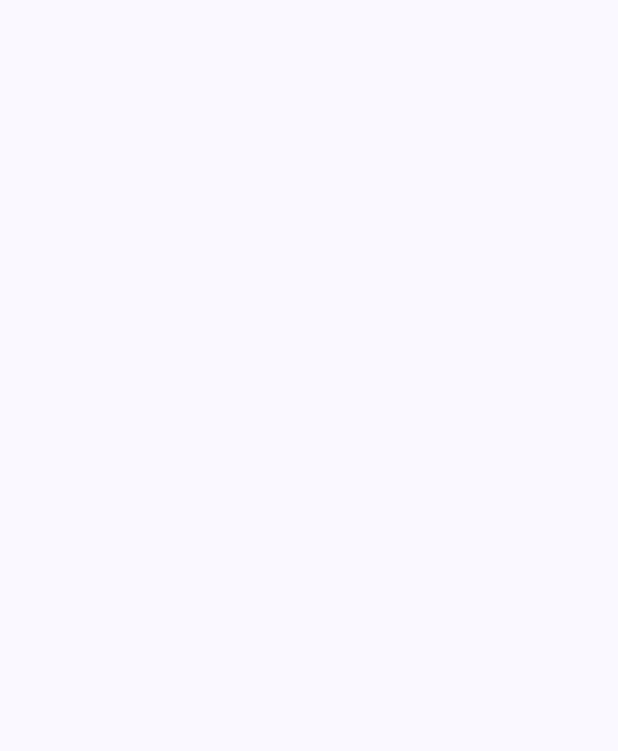
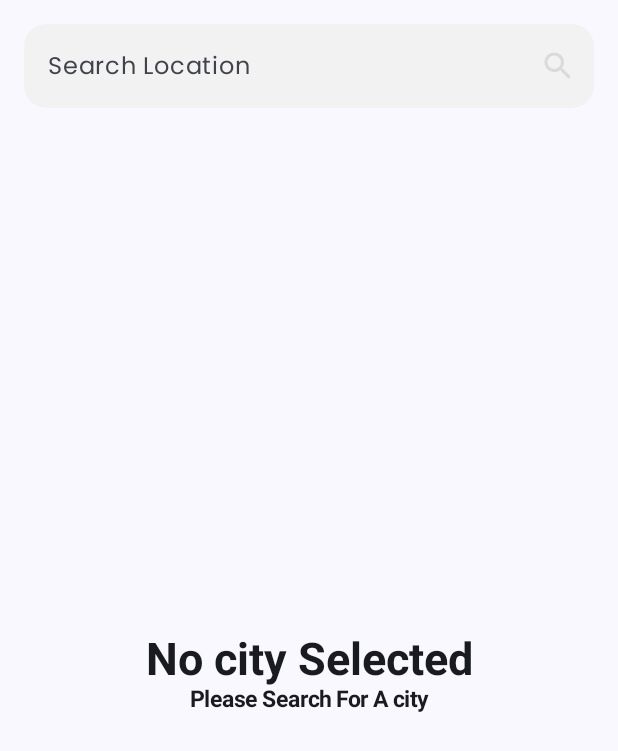
Before and after one commit to matheusrmribeiro/BasicWeatherComposable, an Android app built with Jetpack Compose: the screen it shows after launch (MainActivity), on a phone screen of 412 x 824 dp. Before the commit the part shown is empty. Shown: the top 751 px of the screen. Run offline under Robolectric (Android 15) with nearby library versions, the phone set to English and light mode, and no system bars; our stand-ins replace Dagger/Hilt's generated code.

Commit message:
Implementing the home page layout and integration with api.

```diff
--- a/app/src/main/java/com/example/basicweathercomposable/app/home/data/models/WeatherResponseModel.kt
+++ b/app/src/main/java/com/example/basicweathercomposable/app/home/data/models/WeatherResponseModel.kt
@@ -13,7 +13,7 @@ data class WeatherResponseModel(
         val temp_c: Double,
         val condition: WeatherCondition,
         val humidity: Double,
-        val fellslike_c: Double,
+        val feelslike_c: Double,
         val uv: Double
     )
 
--- /dev/null
+++ b/app/src/main/java/com/example/basicweathercomposable/app/home/domain/entities/HomeDataEntity.kt
@@ -0,0 +1,6 @@
+package com.example.basicweathercomposable.app.home.domain.entities
+
+class HomeDataEntity(
+    val isSearching: Boolean,
+    val data: WeatherEntity?
+)
--- a/app/src/main/java/com/example/basicweathercomposable/app/home/domain/entities/WeatherEntity.kt
+++ b/app/src/main/java/com/example/basicweathercomposable/app/home/domain/entities/WeatherEntity.kt
@@ -7,7 +7,7 @@ data class WeatherEntity(
     val temperature: Double,
     val condition: WeatherCondition,
     val humidity: Double,
-    val fellsLike: Double,
+    val feelsLike: Double,
     val uv: Double
 ) {
 
@@ -26,7 +26,7 @@ data class WeatherEntity(
                 icon = response.current.condition.icon
             ),
             humidity = response.current.humidity,
-            fellsLike = response.current.fellslike_c,
+            feelsLike = response.current.feelslike_c,
             uv = response.current.uv,
         )
     }
--- a/app/src/main/java/com/example/basicweathercomposable/app/home/presenter/HomePage.kt
+++ b/app/src/main/java/com/example/basicweathercomposable/app/home/presenter/HomePage.kt
@@ -1,13 +1,137 @@
 package com.example.basicweathercomposable.app.home.presenter
 
+import androidx.compose.foundation.layout.Arrangement
 import androidx.compose.foundation.layout.Box
+import androidx.compose.foundation.layout.Column
+import androidx.compose.foundation.layout.fillMaxSize
+import androidx.compose.foundation.layout.fillMaxWidth
+import androidx.compose.foundation.layout.padding
+import androidx.compose.foundation.shape.RoundedCornerShape
+import androidx.compose.foundation.text.KeyboardActions
+import androidx.compose.material.icons.Icons
+import androidx.compose.material.icons.filled.Search
+import androidx.compose.material3.ExperimentalMaterial3Api
+import androidx.compose.material3.Icon
+import androidx.compose.material3.Text
+import androidx.compose.material3.TextField
+import androidx.compose.material3.TextFieldDefaults
 import androidx.compose.runtime.Composable
+import androidx.compose.runtime.LaunchedEffect
+import androidx.compose.runtime.getValue
+import androidx.compose.runtime.mutableStateOf
+import androidx.compose.runtime.remember
+import androidx.compose.runtime.setValue
+import androidx.compose.ui.Alignment
+import androidx.compose.ui.Modifier
+import androidx.compose.ui.graphics.Color
+import androidx.compose.ui.platform.LocalContext
+import androidx.compose.ui.platform.LocalSoftwareKeyboardController
+import androidx.compose.ui.res.colorResource
+import androidx.compose.ui.res.stringResource
+import androidx.compose.ui.text.input.TextFieldValue
+import androidx.compose.ui.unit.dp
+import androidx.hilt.navigation.compose.hiltViewModel
+import androidx.lifecycle.compose.collectAsStateWithLifecycle
 import androidx.navigation.NavController
+import com.example.basicweathercomposable.R
+import com.example.basicweathercomposable.app.home.domain.entities.WeatherEntity
+import com.example.basicweathercomposable.app.home.presenter.components.EmptyComponent
+import com.example.basicweathercomposable.app.home.presenter.components.HomeBodyComponent
+import com.example.basicweathercomposable.app.home.presenter.components.SearchBodyComponent
+import com.example.basicweathercomposable.core.WEATHER_PREF
+import com.example.basicweathercomposable.core.utils.HandleState
+import com.example.basicweathercomposable.core.utils.getPreferences
+import com.example.basicweathercomposable.core.utils.savePreferences
 
 @Composable
-fun HomePage(navController: NavController) {
+fun HomePage(navController: NavController)  {
 
-    Box {
+    val viewModel: HomeViewModel = hiltViewModel()
+    var searchQuery by remember { mutableStateOf(TextFieldValue("")) }
+    val keyboardController = LocalSoftwareKeyboardController.current
+    val context = LocalContext.current
+
+    LaunchedEffect(Unit) {
+        getPreferences<WeatherEntity>(context, WEATHER_PREF)?.let {
+            viewModel.setSelectedWeather(it)
+        }
+    }
+
+    HandleState(
+        state = viewModel.viewState.collectAsStateWithLifecycle(),
+        error = { message ->
+            Text(stringResource(R.string.fetch_error, message))
+        },
+    ) { weather ->
+
+        Column(
+            modifier = Modifier
+                .fillMaxSize()
+                .padding(16.dp),
+            horizontalAlignment = Alignment.CenterHorizontally,
+            verticalArrangement = Arrangement.Top
+        ) {
+            TextField(
+                value = searchQuery,
+                onValueChange = {
+                    searchQuery = it
+                },
+                keyboardActions = KeyboardActions(
+                    onDone = {
+                        viewModel.getData(searchQuery.text)
+                        keyboardController?.hide()
+                    }
+                ),
+                placeholder = { Text(stringResource(R.string.home_search_label)) },
+                modifier = Modifier
+                    .fillMaxWidth()
+                    .padding(bottom = 16.dp),
+                shape = RoundedCornerShape(15.dp),
+                colors = TextFieldDefaults.colors(
+                    focusedContainerColor = colorResource(id = R.color.textField),
+                    unfocusedContainerColor = colorResource(id = R.color.textField),
+                    disabledContainerColor = colorResource(id = R.color.textField),
+                    focusedIndicatorColor = Color.Transparent,
+                    unfocusedIndicatorColor = Color.Transparent,
+                    disabledIndicatorColor = Color.Transparent,
+
+                    ),
+                trailingIcon = {
+                    Icon(
+                        Icons.Filled.Search,
+                        contentDescription = "Search",
+                        tint = colorResource(id = R.color.placeholder)
+                    )
+                },
+                singleLine = true
+            )
+
+            if (weather == null) {
+                EmptyComponent()
+                return@HandleState
+            }
+
+            if (weather.isSearching) {
+                if (weather.data != null) {
+                    SearchBodyComponent(
+                        weather = weather.data
+                    ) {
+                        viewModel.setSelectedWeather(weather.data)
+                        savePreferences(context, WEATHER_PREF, weather.data)
+                    }
+                }
+                return@HandleState
+            }
+
+            if (weather.data == null) {
+                EmptyComponent()
+                return@HandleState
+            }
+
+            HomeBodyComponent(
+                weather = weather.data
+            )
+        }
 
     }
 
--- /dev/null
+++ b/app/src/main/java/com/example/basicweathercomposable/app/home/presenter/HomeViewModel.kt
@@ -0,0 +1,75 @@
+package com.example.basicweathercomposable.app.home.presenter
+
+import androidx.lifecycle.viewModelScope
+import com.example.basicweathercomposable.app.home.domain.entities.HomeDataEntity
+import com.example.basicweathercomposable.app.home.domain.entities.WeatherEntity
+import com.example.basicweathercomposable.app.home.domain.repository.IWeatherRepository
+import com.example.basicweathercomposable.core.base.BaseViewModel
+import com.example.basicweathercomposable.core.base.ViewState
+import com.example.basicweathercomposable.core.network.ResponseWrapper
+import dagger.hilt.android.lifecycle.HiltViewModel
+import kotlinx.coroutines.delay
+import kotlinx.coroutines.flow.MutableStateFlow
+import kotlinx.coroutines.launch
+import javax.inject.Inject
+
+typealias WeatherState = ViewState<HomeDataEntity?>
+
+@HiltViewModel
+class HomeViewModel @Inject constructor(
+    private val weatherRepository: IWeatherRepository
+) : BaseViewModel() {
+    var viewState = MutableStateFlow<WeatherState>(
+        ViewState.ViewStateSuccess(
+            HomeDataEntity(
+                isSearching = false,
+                data = null
+            )
+        )
+    )
+        private set
+
+    fun getData(query: String) {
+        try {
+            viewState.value = ViewState.ViewStateLoading()
+            viewModelScope.launch {
+                delay(2000)
+                viewState.value = when (val response = weatherRepository.getWeather(query)) {
+                    is ResponseWrapper.ResponseError -> {
+                        if (response.errorMessage.contains("code=400")) {
+                            ViewState.ViewStateSuccess(
+                                HomeDataEntity(
+                                    isSearching = true,
+                                    data = null
+                                )
+                            )
+                        } else {
+                            ViewState.ViewStateError(response.errorMessage)
+                        }
+                    }
+
+                    is ResponseWrapper.ResponseSuccess -> {
+                        ViewState.ViewStateSuccess(
+                            HomeDataEntity(
+                                isSearching = true,
+                                data = response.data
+                            )
+                        )
+                    }
+                }
+            }
+        } catch (e: Exception) {
+            viewState.value = ViewState.ViewStateError("Failed to fetch data")
+        }
+    }
+
+    fun setSelectedWeather(weather: WeatherEntity) {
+        viewState.value = ViewState.ViewStateSuccess(
+            HomeDataEntity(
+                isSearching = false,
+                data = weather
+            )
+        )
+    }
+
+}
--- /dev/null
+++ b/app/src/main/java/com/example/basicweathercomposable/app/home/presenter/components/EmptyComponent.kt
@@ -0,0 +1,39 @@
+package com.example.basicweathercomposable.app.home.presenter.components
+
+import androidx.compose.foundation.layout.Arrangement
+import androidx.compose.foundation.layout.Column
+import androidx.compose.foundation.layout.fillMaxSize
+import androidx.compose.foundation.layout.padding
+import androidx.compose.material3.Text
+import androidx.compose.runtime.Composable
+import androidx.compose.ui.Alignment
+import androidx.compose.ui.Modifier
+import androidx.compose.ui.res.stringResource
+import androidx.compose.ui.text.TextStyle
+import androidx.compose.ui.text.font.FontWeight
+import androidx.compose.ui.unit.dp
+import androidx.compose.ui.unit.sp
+import com.example.basicweathercomposable.R
+
+
+@Composable
+fun EmptyComponent() {
+
+    Column(
+        modifier = Modifier
+            .fillMaxSize()
+            .padding(16.dp),
+        horizontalAlignment = Alignment.CenterHorizontally,
+        verticalArrangement = Arrangement.Center
+    ) {
+        Text(
+            stringResource(R.string.home_empty_title),
+            style = TextStyle(fontSize = 30.sp, fontWeight = FontWeight.Bold)
+        )
+        Text(
+            stringResource(R.string.home_empty_subtitle),
+            style = TextStyle(fontSize = 15.sp, fontWeight = FontWeight.Bold)
+        )
+    }
+
+}
```
Also changed, not shown: app/src/main/java/com/example/basicweathercomposable/app/home/presenter/components/HomeBodyComponent.kt (added, +155 -0 lines), app/src/main/java/com/example/basicweathercomposable/app/home/presenter/components/SearchBodyComponent.kt (added, +81 -0 lines), app/src/main/res/drawable/ic_location.xml (added, +9 -0 lines), 2 other files.
